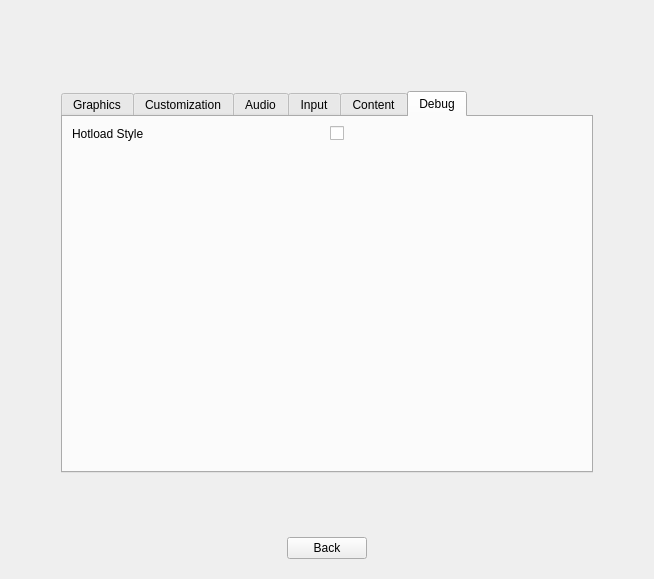
The window that src/SettingsScreen.ui (RemotelyChaotic/JOIPEngine) describes before a commit, drawn with Qt 5.
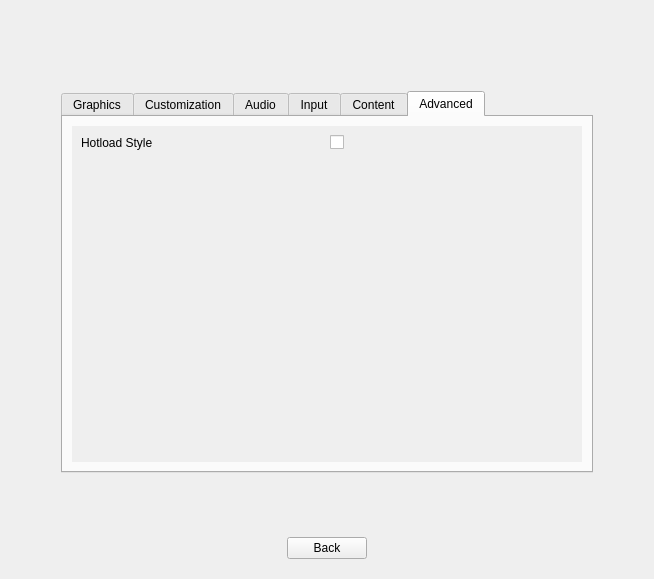
The same window after the commit. The open tabs and pages were chosen to show the change. Custom widgets are drawn as their Qt base class.

Diff of the .ui file:
```diff
--- a/src/SettingsScreen.ui
+++ b/src/SettingsScreen.ui
@@ -695,10 +695,34 @@
      </widget>
      <widget class="QWidget" name="tab_5">
       <attribute name="title">
-       <string>Debug</string>
+       <string>Advanced</string>
       </attribute>
       <layout class="QGridLayout" name="gridLayout_9">
        <item row="0" column="0">
+        <widget class="QScrollArea" name="scrollArea_4">
+         <property name="frameShape">
+          <enum>QFrame::NoFrame</enum>
+         </property>
+         <property name="frameShadow">
+          <enum>QFrame::Plain</enum>
+         </property>
+         <property name="lineWidth">
+          <number>0</number>
+         </property>
+         <property name="widgetResizable">
+          <bool>true</bool>
+         </property>
+         <widget class="QWidget" name="pAdvancedContent">
+          <property name="geometry">
+           <rect>
+            <x>0</x>
+            <y>0</y>
+            <width>512</width>
+            <height>311</height>
+           </rect>
+          </property>
+          <layout class="QVBoxLayout" name="verticalLayout_2">
+           <item>
         <widget class="QWidget" name="pStyleHotoadContainer" native="true">
          <layout class="QHBoxLayout" name="horizontalLayout_12">
           <property name="leftMargin">
@@ -730,7 +754,7 @@
          </layout>
         </widget>
        </item>
-       <item row="1" column="0">
+           <item>
         <spacer name="verticalSpacer_4">
          <property name="orientation">
           <enum>Qt::Vertical</enum>
@@ -742,6 +766,10 @@
           </size>
          </property>
         </spacer>
+           </item>
+          </layout>
+         </widget>
+        </widget>
        </item>
       </layout>
      </widget>
```
Left out of the diff: 36 changed lines with no effect on the pictures. Lines whose indentation alone changed are shown as unchanged.
